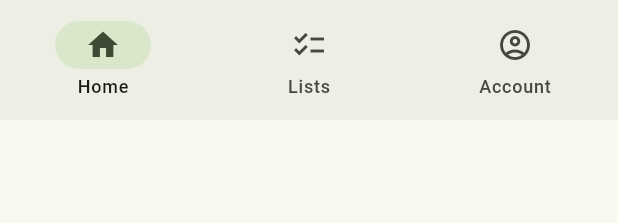
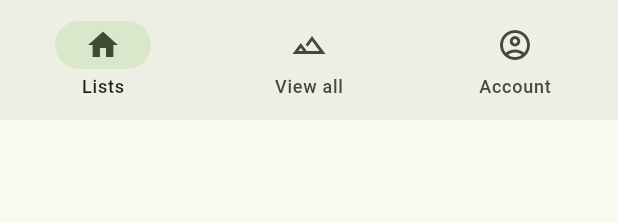
Before and after one commit to eli-boninger/lists_together, a Flutter app: the AppNavigationBar widget shown alone on an empty page, opened directly, on a phone screen of 412 x 824 dp. Shown: the top 223 px of the screen. Run offline on Flutter 3.47's test engine with Material 3 defaults, Android fonts, the phone set to English and light mode, and no system bars; our stand-ins replace freezed_annotation, go_router, google_fonts; missing offline and left inert: flutter_command; Roboto replaces fonts that are missing (Lexend Deca).

Commit message:
add list view for lists

```diff
--- a/lib/ui/core/ui/app_navigation_bar.dart
+++ b/lib/ui/core/ui/app_navigation_bar.dart
@@ -10,12 +10,12 @@ class AppNavigationBar extends StatelessWidget {
         NavigationDestination(
           icon: Icon(Icons.home_outlined),
           selectedIcon: Icon(Icons.home),
-          label: 'Home',
+          label: 'Lists',
         ),
         NavigationDestination(
-          icon: Icon(Icons.checklist_outlined),
-          selectedIcon: Icon(Icons.checklist),
-          label: 'Lists',
+          icon: Icon(Icons.landscape_outlined),
+          selectedIcon: Icon(Icons.landscape),
+          label: 'View all',
         ),
         NavigationDestination(
           icon: Icon(Icons.account_circle_outlined),
```
Also changed, not shown: lib/ui/home/widgets/home_screen.dart (+20 -7 lines).
